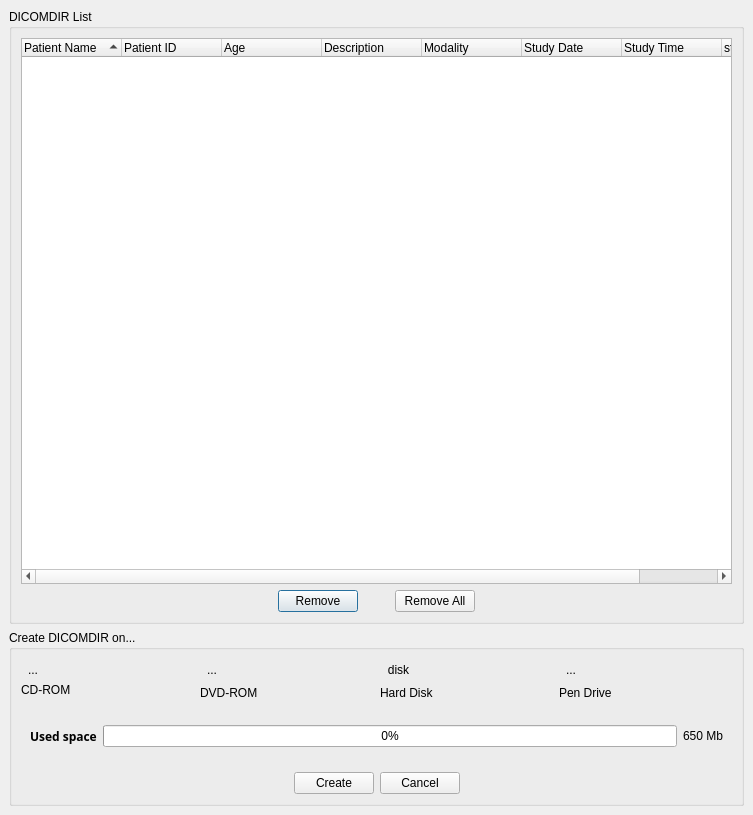
This is starviewer/src/inputoutput/qcreatedicomdirbase.ui in starviewer-medical/starviewer as Qt 5 draws it before an edit. The edited form follows.
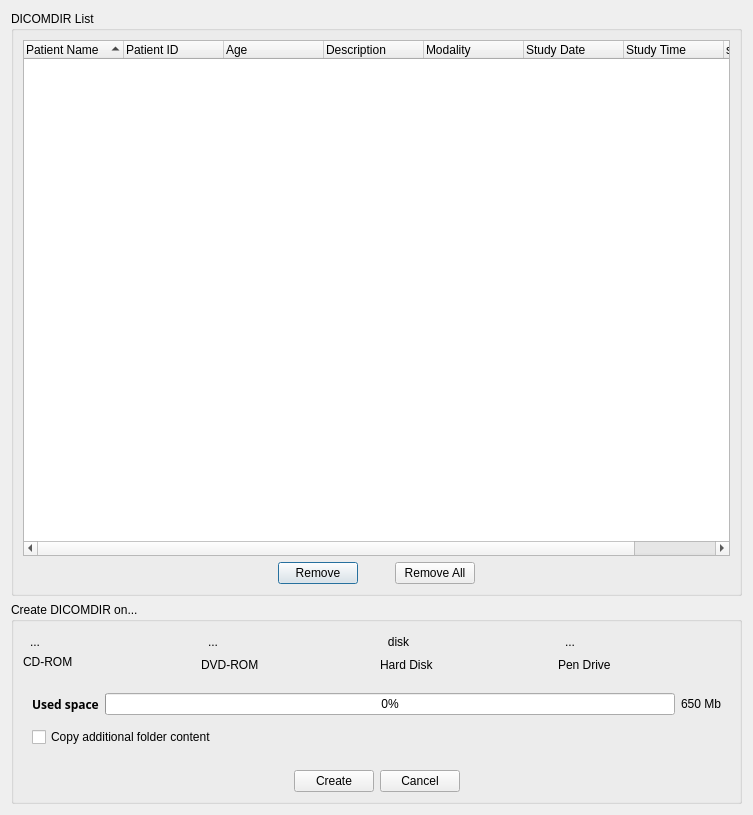
This is the edited form. The open tabs and pages were chosen to show the change. Icons and pictures are not drawn.

Commit message: ENH:S'afegeix checkbox a la QCreateDicomdir per indicar si s'ha de copiar o no el contingut de la carpeta especificada a la confinguració del DICOMDIR al nou DICOMDIR que es crearà..

What changed in the file:
```diff
--- a/starviewer/src/inputoutput/qcreatedicomdirbase.ui
+++ b/starviewer/src/inputoutput/qcreatedicomdirbase.ui
@@ -17,14 +17,8 @@
    <iconset resource="../main/main.qrc">
     <normaloff>:/images/createDICOMDIR.png</normaloff>:/images/createDICOMDIR.png</iconset>
   </property>
-  <layout class="QVBoxLayout">
-   <property name="spacing">
-    <number>6</number>
-   </property>
-   <property name="margin">
-    <number>9</number>
-   </property>
-   <item>
+  <layout class="QGridLayout" name="gridLayout_2">
+   <item row="0" column="0">
     <widget class="QGroupBox" name="groupBox_2">
      <property name="sizePolicy">
       <sizepolicy hsizetype="Expanding" vsizetype="Expanding">
@@ -176,7 +170,7 @@
      </layout>
     </widget>
    </item>
-   <item>
+   <item row="1" column="0">
     <widget class="QGroupBox" name="groupBox">
      <property name="sizePolicy">
       <sizepolicy hsizetype="Preferred" vsizetype="Fixed">
@@ -187,14 +181,184 @@
      <property name="title">
       <string>Create DICOMDIR on...</string>
      </property>
-     <layout class="QGridLayout">
-      <property name="margin">
-       <number>9</number>
-      </property>
-      <property name="spacing">
-       <number>6</number>
-      </property>
-      <item row="1" column="0">
+     <layout class="QVBoxLayout" name="verticalLayout">
+      <item>
+       <layout class="QHBoxLayout">
+        <property name="spacing">
+         <number>6</number>
+        </property>
+        <property name="margin">
+         <number>0</number>
+        </property>
+        <item>
+         <layout class="QVBoxLayout">
+          <property name="spacing">
+           <number>0</number>
+          </property>
+          <property name="margin">
+           <number>0</number>
+          </property>
+          <item>
+           <widget class="QToolButton" name="m_cdromDeviceToolButton">
+            <property name="text">
+             <string>...</string>
+            </property>
+            <property name="icon">
+             <iconset resource="../main/main.qrc">
+              <normaloff>:/images/cdrom.png</normaloff>:/images/cdrom.png</iconset>
+            </property>
+            <property name="iconSize">
+             <size>
+              <width>64</width>
+              <height>64</height>
+             </size>
+            </property>
+            <property name="checkable">
+             <bool>true</bool>
+            </property>
+            <property name="checked">
+             <bool>false</bool>
+            </property>
+            <property name="autoRaise">
+             <bool>true</bool>
+            </property>
+           </widget>
+          </item>
+          <item>
+           <widget class="QLabel" name="label">
+            <property name="text">
+             <string>CD-ROM</string>
+            </property>
+           </widget>
+          </item>
+         </layout>
+        </item>
+        <item>
+         <layout class="QVBoxLayout">
+          <property name="spacing">
+           <number>6</number>
+          </property>
+          <property name="margin">
+           <number>0</number>
+          </property>
+          <item>
+           <widget class="QToolButton" name="m_dvdromDeviceToolButton">
+            <property name="text">
+             <string>...</string>
+            </property>
+            <property name="icon">
+             <iconset resource="../main/main.qrc">
+              <normaloff>:/images/dvd.png</normaloff>:/images/dvd.png</iconset>
+            </property>
+            <property name="iconSize">
+             <size>
+              <width>64</width>
+              <height>64</height>
+             </size>
+            </property>
+            <property name="checkable">
+             <bool>true</bool>
+            </property>
+            <property name="autoRaise">
+             <bool>true</bool>
+            </property>
+           </widget>
+          </item>
+          <item>
+           <widget class="QLabel" name="label_2">
+            <property name="text">
+             <string>DVD-ROM</string>
+            </property>
+           </widget>
+          </item>
+         </layout>
+        </item>
+        <item>
+         <layout class="QVBoxLayout">
+          <property name="spacing">
+           <number>6</number>
+          </property>
+          <property name="margin">
+           <number>0</number>
+          </property>
+          <item>
+           <widget class="QToolButton" name="m_hardDiskDeviceToolButton">
+            <property name="text">
+             <string>disk</string>
+            </property>
+            <property name="icon">
+             <iconset resource="../main/main.qrc">
+              <normaloff>:/images/harddrive.png</normaloff>:/images/harddrive.png</iconset>
+            </property>
+            <property name="iconSize">
+             <size>
+              <width>64</width>
+              <height>64</height>
+             </size>
+            </property>
+            <property name="checkable">
+             <bool>true</bool>
+            </property>
+            <property name="checked">
+             <bool>false</bool>
+            </property>
+            <property name="autoRaise">
+             <bool>true</bool>
+            </property>
+           </widget>
+          </item>
+          <item>
+           <widget class="QLabel" name="label_3">
+            <property name="text">
+             <string>Hard Disk</string>
+            </property>
+           </widget>
+          </item>
+         </layout>
+        </item>
+        <item>
+         <layout class="QVBoxLayout">
+          <property name="spacing">
+           <number>6</number>
+          </property>
+          <property name="margin">
+           <number>0</number>
+          </property>
+          <item>
+           <widget class="QToolButton" name="m_pendriveDeviceToolButton">
+            <property name="text">
+             <string>...</string>
+            </property>
+            <property name="icon">
+             <iconset resource="../main/main.qrc">
+              <normaloff>:/images/usbpendrive.png</normaloff>:/images/usbpendrive.png</iconset>
+            </property>
+            <property name="iconSize">
+             <size>
+              <width>64</width>
+              <height>64</height>
+             </size>
+            </property>
+            <property name="checkable">
+             <bool>true</bool>
+            </property>
+            <property name="autoRaise">
+             <bool>true</bool>
+            </property>
+           </widget>
+          </item>
+          <item>
+           <widget class="QLabel" name="label_4">
+            <property name="text">
+             <string>Pen Drive</string>
+            </property>
+           </widget>
+          </item>
+         </layout>
+        </item>
+       </layout>
+      </item>
+      <item>
        <widget class="QStackedWidget" name="m_stackedWidget">
         <property name="sizePolicy">
          <sizepolicy hsizetype="Preferred" vsizetype="Fixed">
@@ -203,94 +367,72 @@
          </sizepolicy>
         </property>
         <property name="currentIndex">
-         <number>1</number>
+         <number>0</number>
         </property>
         <widget class="QWidget" name="page">
-         <layout class="QVBoxLayout">
-          <property name="spacing">
-           <number>6</number>
-          </property>
-          <property name="margin">
-           <number>9</number>
-          </property>
-          <item>
-           <layout class="QHBoxLayout">
-            <property name="spacing">
-             <number>6</number>
+         <layout class="QGridLayout" name="gridLayout">
+          <item row="0" column="0">
+           <widget class="QLabel" name="m_DICOMDIRUsedSpaceLabel">
+            <property name="font">
+             <font>
+              <family>Sans Serif</family>
+              <pointsize>9</pointsize>
+              <weight>75</weight>
+              <italic>false</italic>
+              <bold>true</bold>
+              <underline>false</underline>
+              <strikeout>false</strikeout>
+             </font>
             </property>
-            <property name="margin">
+            <property name="text">
+             <string>Used space</string>
+            </property>
+           </widget>
+          </item>
+          <item row="0" column="1">
+           <widget class="QProgressBar" name="m_progressBarOcupat">
+            <property name="maximum">
+             <number>100</number>
+            </property>
+            <property name="value">
              <number>0</number>
             </property>
-            <item>
-             <widget class="QLabel" name="m_DICOMDIRUsedSpaceLabel">
-              <property name="font">
-               <font>
-                <family>Sans Serif</family>
-                <pointsize>9</pointsize>
-                <weight>75</weight>
-                <italic>false</italic>
-                <bold>true</bold>
-                <underline>false</underline>
-                <strikeout>false</strikeout>
-               </font>
-              </property>
-              <property name="text">
-               <string>Used space</string>
-              </property>
-             </widget>
-            </item>
-            <item>
-             <widget class="QProgressBar" name="m_progressBarOcupat">
-              <property name="maximum">
-               <number>100</number>
-              </property>
-              <property name="value">
-               <number>0</number>
-              </property>
-              <property name="textVisible">
-               <bool>true</bool>
-              </property>
-              <property name="orientation">
-               <enum>Qt::Horizontal</enum>
-              </property>
-              <property name="textDirection">
-               <enum>QProgressBar::TopToBottom</enum>
-              </property>
-             </widget>
-            </item>
-            <item>
-             <widget class="QLabel" name="m_labelMbCdDvdOcupat">
-              <property name="autoFillBackground">
-               <bool>false</bool>
-              </property>
-              <property name="text">
-               <string>650 Mb</string>
-              </property>
-              <property name="alignment">
-               <set>Qt::AlignCenter</set>
-              </property>
-             </widget>
-            </item>
-           </layout>
+            <property name="textVisible">
+             <bool>true</bool>
+            </property>
+            <property name="orientation">
+             <enum>Qt::Horizontal</enum>
+            </property>
+            <property name="textDirection">
+             <enum>QProgressBar::TopToBottom</enum>
+            </property>
+           </widget>
           </item>
-         </layout>
-        </widget>
-        <widget class="QWidget" name="page_2">
-         <layout class="QGridLayout">
-          <property name="margin">
-           <number>9</number>
-          </property>
-          <property name="spacing">
-           <number>6</number>
-          </property>
-          <item row="2" column="0" colspan="2">
-           <widget class="QLabel" name="m_dicomdirSizeOnDiskLabel">
+          <item row="0" column="2">
+           <widget class="QLabel" name="m_labelMbCdDvdOcupat">
+            <property name="autoFillBackground">
+             <bool>false</bool>
+            </property>
             <property name="text">
-             <string>The size of the DICOMDIR is XX Mb</string>
+             <string>650 Mb</string>
+            </property>
+            <property name="alignment">
+             <set>Qt::AlignCenter</set>
             </property>
            </widget>
           </item>
           <item row="1" column="0" colspan="2">
+           <widget class="QCheckBox" name="m_copyFolderContentToDICOMDIRCdDvdCheckBox">
+            <property name="text">
+             <string>Copy additional folder content</string>
+            </property>
+           </widget>
+          </item>
+         </layout>
+        </widget>
+        <widget class="QWidget" name="page_2">
+         <layout class="QVBoxLayout" name="verticalLayout_2">
+          <item>
            <layout class="QHBoxLayout">
             <property name="spacing">
              <number>6</number>
@@ -338,11 +480,25 @@
             </item>
            </layout>
           </item>
+          <item>
+           <widget class="QLabel" name="m_dicomdirSizeOnDiskLabel">
+            <property name="text">
+             <string>The size of the DICOMDIR is XX Mb</string>
+            </property>
+           </widget>
+          </item>
+          <item>
+           <widget class="QCheckBox" name="m_copyFolderContentToDICOMDIRUsbHardDiskCheckBox">
+            <property name="text">
+             <string>Copy additional content folder</string>
+            </property>
+           </widget>
+          </item>
          </layout>
         </widget>
        </widget>
       </item>
-      <item row="2" column="0">
+      <item>
        <layout class="QHBoxLayout">
         <property name="spacing">
          <number>6</number>
@@ -395,182 +551,6 @@
         </item>
        </layout>
       </item>
-      <item row="0" column="0">
-       <layout class="QHBoxLayout">
-        <property name="spacing">
-         <number>6</number>
-        </property>
-        <property name="margin">
-         <number>0</number>
-        </property>
-        <item>
-         <layout class="QVBoxLayout">
-          <property name="spacing">
-           <number>0</number>
-          </property>
-          <property name="margin">
-           <number>0</number>
-          </property>
-          <item>
-           <widget class="QToolButton" name="m_cdromDeviceToolButton">
-            <property name="text">
-             <string>...</string>
-            </property>
-            <property name="icon">
-             <iconset resource="../main/main.qrc">
-              <normaloff>:/images/cdrom.png</normaloff>:/images/cdrom.png</iconset>
-            </property>
-            <property name="iconSize">
-             <size>
-              <width>64</width>
-              <height>64</height>
-             </size>
-            </property>
-            <property name="checkable">
-             <bool>true</bool>
-            </property>
-            <property name="checked">
-             <bool>false</bool>
-            </property>
-            <property name="autoRaise">
-             <bool>true</bool>
-            </property>
-           </widget>
-          </item>
-          <item>
-           <widget class="QLabel" name="label">
-            <property name="text">
-             <string>CD-ROM</string>
-            </property>
-           </widget>
-          </item>
-         </layout>
-        </item>
-        <item>
-         <layout class="QVBoxLayout">
-          <property name="spacing">
-           <number>6</number>
-          </property>
-          <property name="margin">
-           <number>0</number>
-          </property>
-          <item>
-           <widget class="QToolButton" name="m_dvdromDeviceToolButton">
-            <property name="text">
-             <string>...</string>
-            </property>
-            <property name="icon">
-             <iconset resource="../main/main.qrc">
-              <normaloff>:/images/dvd.png</normaloff>:/images/dvd.png</iconset>
-            </property>
-            <property name="iconSize">
-             <size>
-              <width>64</width>
-              <height>64</height>
-             </size>
-            </property>
-            <property name="checkable">
-             <bool>true</bool>
-            </property>
-            <property name="autoRaise">
-             <bool>true</bool>
-            </property>
-           </widget>
-          </item>
-          <item>
-           <widget class="QLabel" name="label_2">
-            <property name="text">
-             <string>DVD-ROM</string>
-            </property>
-           </widget>
-          </item>
-         </layout>
-        </item>
-        <item>
-         <layout class="QVBoxLayout">
-          <property name="spacing">
-           <number>6</number>
-          </property>
-          <property name="margin">
-           <number>0</number>
-          </property>
-          <item>
-           <widget class="QToolButton" name="m_hardDiskDeviceToolButton">
-            <property name="text">
-             <string>disk</string>
-            </property>
-            <property name="icon">
-             <iconset resource="../main/main.qrc">
-              <normaloff>:/images/harddrive.png</normaloff>:/images/harddrive.png</iconset>
-            </property>
-            <property name="iconSize">
-             <size>
-              <width>64</width>
-              <height>64</height>
-             </size>
-            </property>
-            <property name="checkable">
-             <bool>true</bool>
-            </property>
-            <property name="checked">
-             <bool>false</bool>
-            </property>
-            <property name="autoRaise">
-             <bool>true</bool>
-            </property>
-           </widget>
-          </item>
-          <item>
-           <widget class="QLabel" name="label_3">
-            <property name="text">
-             <string>Hard Disk</string>
-            </property>
-           </widget>
-          </item>
-         </layout>
-        </item>
-        <item>
-         <layout class="QVBoxLayout">
-          <property name="spacing">
-           <number>6</number>
-          </property>
-          <property name="margin">
-           <number>0</number>
-          </property>
-          <item>
-           <widget class="QToolButton" name="m_pendriveDeviceToolButton">
-            <property name="text">
-             <string>...</string>
-            </property>
-            <property name="icon">
-             <iconset resource="../main/main.qrc">
-              <normaloff>:/images/usbpendrive.png</normaloff>:/images/usbpendrive.png</iconset>
-            </property>
-            <property name="iconSize">
-             <size>
-              <width>64</width>
-              <height>64</height>
-             </size>
-            </property>
-            <property name="checkable">
-             <bool>true</bool>
-            </property>
-            <property name="autoRaise">
-             <bool>true</bool>
-            </property>
-           </widget>
-          </item>
-          <item>
-           <widget class="QLabel" name="label_4">
-            <property name="text">
-             <string>Pen Drive</string>
-            </property>
-           </widget>
-          </item>
-         </layout>
-        </item>
-       </layout>
-      </item>
      </layout>
     </widget>
    </item>
```
The commit also changes 2 other files.
